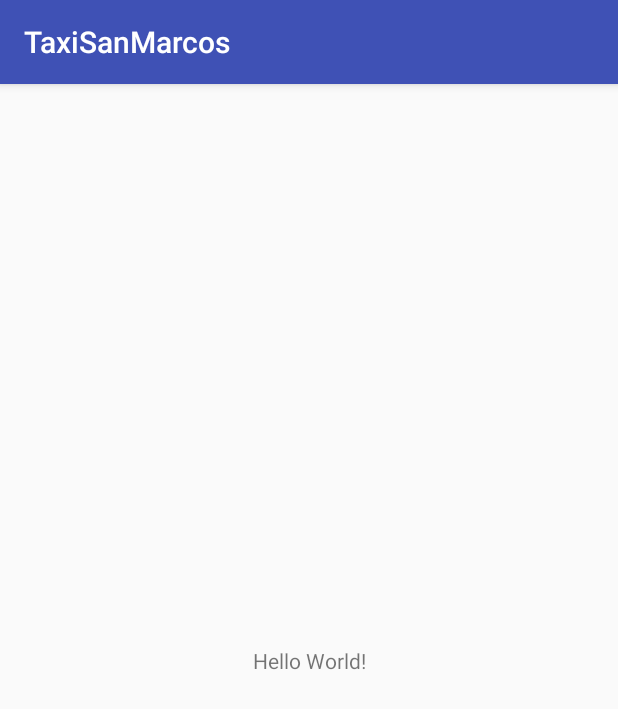
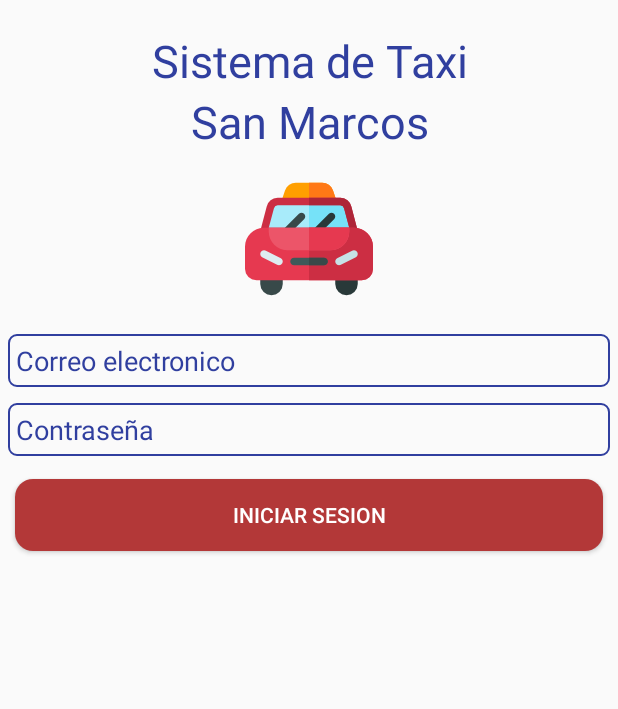
Before and after one commit to stevematos/ElmerX, an Android app: the screen it shows after launch (LoginActivity), on a phone screen of 412 x 824 dp. Shown: the top 709 px of the screen. Run offline under Robolectric (Android 15) with nearby library versions, the phone set to English and light mode, and no system bars.

Commit message:
Interfaz login

```diff
--- /dev/null
+++ b/Desarrollo/STSM/Desarrollo/FrontEnd/TaxiSanMarcos/app/src/main/res/drawable/rounded_border.xml
@@ -0,0 +1,6 @@
+<?xml version="1.0" encoding="utf-8"?>
+<shape xmlns:android="http://schemas.android.com/apk/res/android">
+    <corners android:radius="5dp"/>
+    <stroke android:width="1dp"
+        android:color="@color/colorPrimaryDark"/>
+</shape>
--- /dev/null
+++ b/Desarrollo/STSM/Desarrollo/FrontEnd/TaxiSanMarcos/app/src/main/res/drawable/rounded_btn.xml
@@ -0,0 +1,6 @@
+<?xml version="1.0" encoding="utf-8"?>
+<shape xmlns:android="http://schemas.android.com/apk/res/android"
+    android:shape="rectangle">
+    <solid android:color="@color/sm"/>
+    <corners android:radius="12dp"/>
+</shape>
--- a/Desarrollo/STSM/Desarrollo/FrontEnd/TaxiSanMarcos/app/src/main/res/layout/activity_login.xml
+++ b/Desarrollo/STSM/Desarrollo/FrontEnd/TaxiSanMarcos/app/src/main/res/layout/activity_login.xml
@@ -1,18 +1,100 @@
 <?xml version="1.0" encoding="utf-8"?>
-<android.support.constraint.ConstraintLayout xmlns:android="http://schemas.android.com/apk/res/android"
-    xmlns:app="http://schemas.android.com/apk/res-auto"
+<RelativeLayout
+    xmlns:android="http://schemas.android.com/apk/res/android"
     xmlns:tools="http://schemas.android.com/tools"
     android:layout_width="match_parent"
     android:layout_height="match_parent"
     tools:context=".LoginActivity">
 
-    <TextView
-        android:layout_width="wrap_content"
-        android:layout_height="wrap_content"
-        android:text="Hello World!"
-        app:layout_constraintBottom_toBottomOf="parent"
-        app:layout_constraintLeft_toLeftOf="parent"
-        app:layout_constraintRight_toRightOf="parent"
-        app:layout_constraintTop_toTopOf="parent" />
+    <ScrollView
+        android:layout_width="match_parent"
+        android:layout_height="wrap_content">
 
-</android.support.constraint.ConstraintLayout>
+        <LinearLayout
+            android:layout_width="match_parent"
+            android:layout_height="wrap_content"
+            android:orientation="vertical"
+            android:gravity="center_horizontal">
+
+            <TextView
+                android:layout_width="match_parent"
+                android:layout_height="wrap_content"
+                android:layout_marginTop="20sp"
+                android:text="@string/titulo1"
+                android:gravity="center_horizontal"
+                android:textColor="@color/colorPrimaryDark"
+                android:textSize="30sp"/>
+
+            <TextView
+                android:layout_width="match_parent"
+                android:layout_height="wrap_content"
+                android:text="@string/titulo2"
+                android:gravity="center_horizontal"
+                android:textColor="@color/colorPrimaryDark"
+                android:textSize="30sp"/>
+
+            <ImageView
+                android:layout_width="match_parent"
+                android:layout_height="wrap_content"
+                android:src="@drawable/taxi_red128"
+                android:layout_margin="15sp"
+                android:layout_marginBottom="5sp"/>
+
+            <LinearLayout
+                android:layout_width="match_parent"
+                android:layout_height="wrap_content"
+                android:layout_margin="5sp"
+                android:paddingTop="5sp"
+                android:paddingBottom="5sp"
+                android:gravity="center_vertical"
+                android:background="@drawable/rounded_border">
+
+                <EditText
+                    android:id="@+id/edUser"
+                    android:hint="@string/hint_user"
+                    android:inputType="textEmailAddress"
+                    android:layout_width="match_parent"
+                    android:layout_height="wrap_content"
+                    android:textColor="@color/colorPrimaryDark"
+                    android:textColorHint="@color/colorPrimaryDark"
+                    android:backgroundTint="@color/white"
+                    android:background="@null"
+                    android:paddingStart="5sp"/>
+            </LinearLayout>
+
+            <LinearLayout
+                android:layout_width="match_parent"
+                android:layout_height="wrap_content"
+                android:layout_margin="5sp"
+                android:paddingTop="5sp"
+                android:paddingBottom="5sp"
+                android:gravity="center_vertical"
+                android:background="@drawable/rounded_border">
+
+                <EditText
+                    android:id="@+id/edPassword"
+                    android:hint="@string/hint_pass"
+                    android:inputType="textPassword"
+                    android:layout_width="match_parent"
+                    android:layout_height="wrap_content"
+                    android:textColor="@color/colorPrimaryDark"
+                    android:textColorHint="@color/colorPrimaryDark"
+                    android:backgroundTint="@color/white"
+                    android:background="@null"
+                    android:paddingStart="5sp"/>
+            </LinearLayout>
+
+            <Button
+                android:id="@+id/btnIniciarSesion"
+                android:layout_width="match_parent"
+                android:layout_height="wrap_content"
+                android:layout_margin="10sp"
+                android:text="@string/iniciar_sesion"
+                android:textColor="@color/white"
+                android:background="@drawable/rounded_btn"/>
+
+        </LinearLayout>
+
+    </ScrollView>
+
+</RelativeLayout>
--- a/Desarrollo/STSM/Desarrollo/FrontEnd/TaxiSanMarcos/app/src/main/res/values/colors.xml
+++ b/Desarrollo/STSM/Desarrollo/FrontEnd/TaxiSanMarcos/app/src/main/res/values/colors.xml
@@ -3,4 +3,6 @@
     <color name="colorPrimary">#3F51B5</color>
     <color name="colorPrimaryDark">#303F9F</color>
     <color name="colorAccent">#FF4081</color>
+    <color name="white">#FFFFFF</color>
+    <color name="sm">#B33838</color>
 </resources>
--- a/Desarrollo/STSM/Desarrollo/FrontEnd/TaxiSanMarcos/app/src/main/res/values/strings.xml
+++ b/Desarrollo/STSM/Desarrollo/FrontEnd/TaxiSanMarcos/app/src/main/res/values/strings.xml
@@ -1,3 +1,8 @@
 <resources>
     <string name="app_name">TaxiSanMarcos</string>
+    <string name="titulo1">Sistema de Taxi</string>
+    <string name="titulo2">San Marcos</string>
+    <string name="hint_user">Correo electronico</string>
+    <string name="hint_pass">Contraseña</string>
+    <string name="iniciar_sesion">Iniciar sesion</string>
 </resources>
--- a/Desarrollo/STSM/Desarrollo/FrontEnd/TaxiSanMarcos/app/src/main/res/values/styles.xml
+++ b/Desarrollo/STSM/Desarrollo/FrontEnd/TaxiSanMarcos/app/src/main/res/values/styles.xml
@@ -1,7 +1,7 @@
 <resources>
 
     <!-- Base application theme. -->
-    <style name="AppTheme" parent="Theme.AppCompat.Light.DarkActionBar">
+    <style name="AppTheme" parent="Theme.AppCompat.Light.NoActionBar">
         <!-- Customize your theme here. -->
         <item name="colorPrimary">@color/colorPrimary</item>
         <item name="colorPrimaryDark">@color/colorPrimaryDark</item>
```
Also changed, not shown: Desarrollo/STSM/Desarrollo/FrontEnd/TaxiSanMarcos/app/src/main/res/drawable-hdpi/taxi_red128.png (added).
